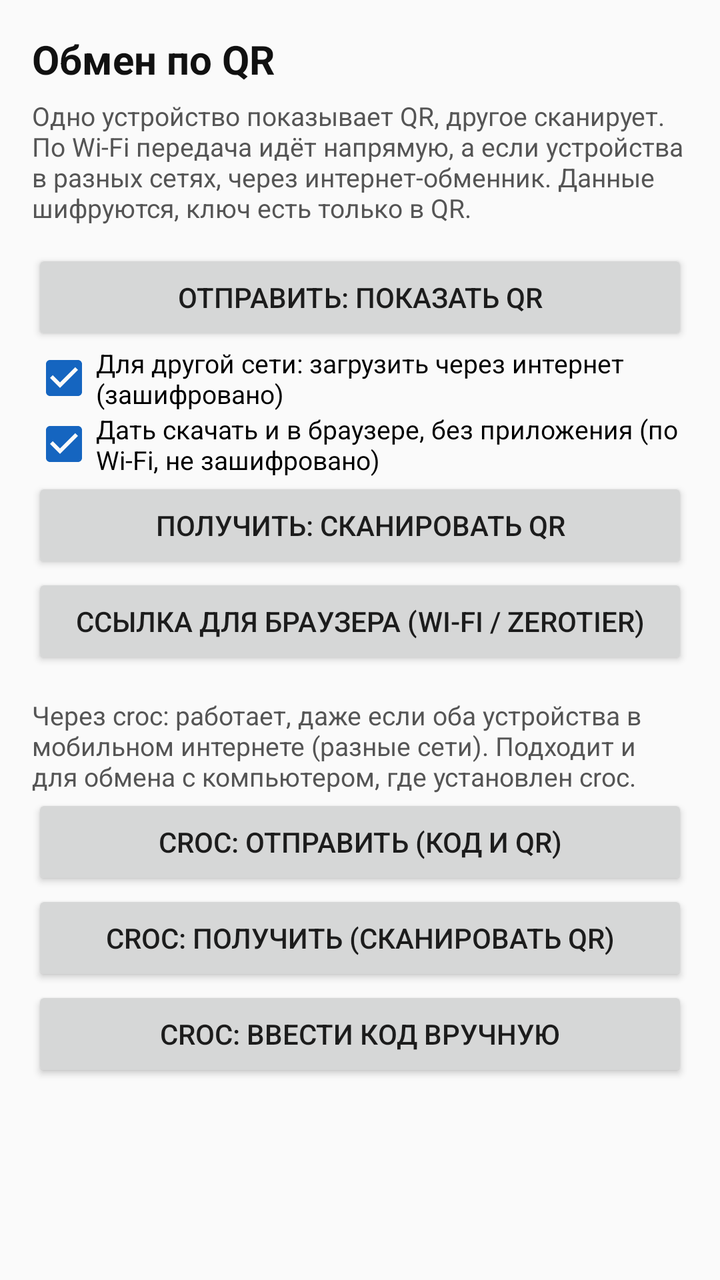
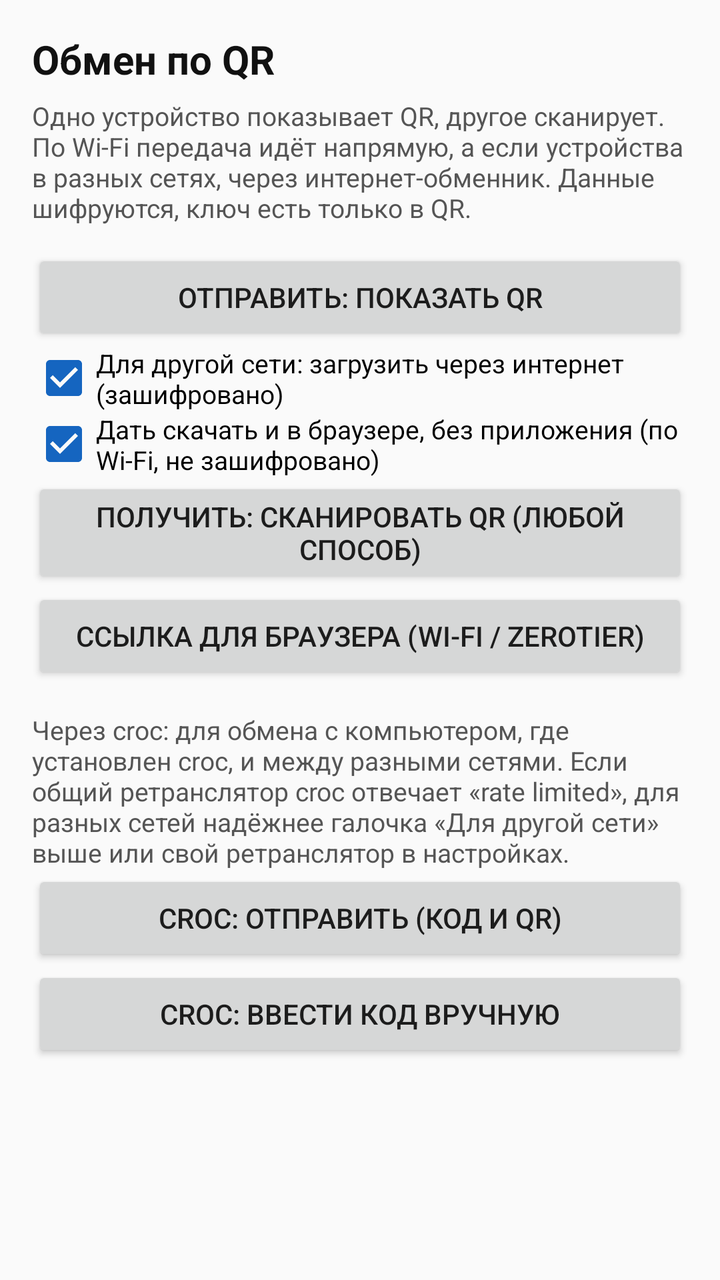

Before-and-after screenshots of an Android layout around one commit, followed by the original layout XML and the change that was made.
<!-- AndroidManifest.xml: application theme AppTheme -->
<!-- res/layout/activity_exchange.xml -->
<?xml version="1.0" encoding="utf-8"?>
<ScrollView xmlns:android="http://schemas.android.com/apk/res/android"
    android:layout_width="match_parent"
    android:layout_height="match_parent"
    android:background="#FAFAFA">

    <LinearLayout
        android:layout_width="match_parent"
        android:layout_height="wrap_content"
        android:orientation="vertical"
        android:padding="16dp">

        <TextView
            android:layout_width="match_parent"
            android:layout_height="wrap_content"
            android:text="Обмен по QR"
            android:textColor="#111111"
            android:textSize="20sp"
            android:textStyle="bold" />

        <TextView
            android:layout_width="match_parent"
            android:layout_height="wrap_content"
            android:paddingTop="6dp"
            android:text="Одно устройство показывает QR, другое сканирует. По Wi‑Fi передача идёт напрямую, а если устройства в разных сетях, через интернет-обменник. Данные шифруются, ключ есть только в QR."
            android:textColor="#555555"
            android:textSize="13sp" />

        <Button
            android:id="@+id/btnSend"
            android:layout_width="match_parent"
            android:layout_height="wrap_content"
            android:layout_marginTop="12dp"
            android:text="Отправить: показать QR" />

        <CheckBox
            android:id="@+id/cbNet"
            android:layout_width="match_parent"
            android:layout_height="wrap_content"
            android:checked="true"
            android:text="Для другой сети: загрузить через интернет (зашифровано)"
            android:textSize="13sp" />

        <CheckBox
            android:id="@+id/cbBrowser"
            android:layout_width="match_parent"
            android:layout_height="wrap_content"
            android:checked="true"
            android:text="Дать скачать и в браузере, без приложения (по Wi‑Fi, не зашифровано)"
            android:textSize="13sp" />

        <Button
            android:id="@+id/btnReceive"
            android:layout_width="match_parent"
            android:layout_height="wrap_content"
            android:text="Получить: сканировать QR" />

        <Button
            android:id="@+id/btnWeb"
            android:layout_width="match_parent"
            android:layout_height="wrap_content"
            android:text="Ссылка для браузера (Wi‑Fi / ZeroTier)" />

        <Button
            android:id="@+id/btnWebStop"
            android:layout_width="match_parent"
            android:layout_height="wrap_content"
            android:text="Остановить веб-сервер"
            android:visibility="gone" />

        <TextView
            android:layout_width="match_parent"
            android:layout_height="wrap_content"
            android:paddingTop="14dp"
            android:text="Через croc: работает, даже если оба устройства в мобильном интернете (разные сети). Подходит и для обмена с компьютером, где установлен croc."
            android:textColor="#555555"
            android:textSize="13sp" />

        <Button
            android:id="@+id/btnCrocSend"
            android:layout_width="match_parent"
            android:layout_height="wrap_content"
            android:text="croc: отправить (код и QR)" />

        <Button
            android:id="@+id/btnCrocRecv"
            android:layout_width="match_parent"
            android:layout_height="wrap_content"
            android:text="croc: получить (сканировать QR)" />

        <Button
            android:id="@+id/btnCrocCode"
            android:layout_width="match_parent"
            android:layout_height="wrap_content"
            android:text="croc: ввести код вручную" />

        <Button
            android:id="@+id/btnCrocShare"
            android:layout_width="match_parent"
            android:layout_height="wrap_content"
            android:text="Поделиться кодом (мессенджер)"
            android:visibility="gone" />

        <Button
            android:id="@+id/btnCrocCancel"
            android:layout_width="match_parent"
            android:layout_height="wrap_content"
            android:text="Остановить croc"
            android:visibility="gone" />

        <ProgressBar
            android:id="@+id/progress"
            style="?android:attr/progressBarStyleHorizontal"
            android:layout_width="match_parent"
            android:layout_height="wrap_content"
            android:layout_marginTop="12dp"
            android:visibility="gone" />

        <ImageView
            android:id="@+id/qrView"
            android:layout_width="300dp"
            android:layout_height="300dp"
            android:layout_gravity="center_horizontal"
            android:layout_marginTop="12dp"
            android:background="#FFFFFF"
            android:visibility="gone" />

        <TextView
            android:id="@+id/status"
            android:layout_width="match_parent"
            android:layout_height="wrap_content"
            android:paddingTop="10dp"
            android:textColor="#222222"
            android:textSize="14sp" />
    </LinearLayout>
</ScrollView>
<!-- resources referenced by this layout -->
<resources>
  <style name="AppTheme" parent="Theme.AppCompat.Light.NoActionBar">
          <item name="colorPrimary">#1565C0</item>
          <item name="colorPrimaryDark">#0D47A1</item>
          <item name="colorAccent">#1565C0</item>
          <item name="android:statusBarColor">#0D47A1</item>
      </style>
</resources>

<!-- the commit's change to res/layout/activity_exchange.xml (unified diff, before → after) -->
@@ -53,7 +53,7 @@
             android:id="@+id/btnReceive"
             android:layout_width="match_parent"
             android:layout_height="wrap_content"
-            android:text="Получить: сканировать QR" />
+            android:text="Получить: сканировать QR (любой способ)" />
 
         <Button
             android:id="@+id/btnWeb"
@@ -72,7 +72,7 @@
             android:layout_width="match_parent"
             android:layout_height="wrap_content"
             android:paddingTop="14dp"
-            android:text="Через croc: работает, даже если оба устройства в мобильном интернете (разные сети). Подходит и для обмена с компьютером, где установлен croc."
+            android:text="Через croc: для обмена с компьютером, где установлен croc, и между разными сетями. Если общий ретранслятор croc отвечает «rate limited», для разных сетей надёжнее галочка «Для другой сети» выше или свой ретранслятор в настройках."
             android:textColor="#555555"
             android:textSize="13sp" />
 
@@ -81,12 +81,6 @@
             android:layout_width="match_parent"
             android:layout_height="wrap_content"
             android:text="croc: отправить (код и QR)" />
-
-        <Button
-            android:id="@+id/btnCrocRecv"
-            android:layout_width="match_parent"
-            android:layout_height="wrap_content"
-            android:text="croc: получить (сканировать QR)" />
 
         <Button
             android:id="@+id/btnCrocCode"
